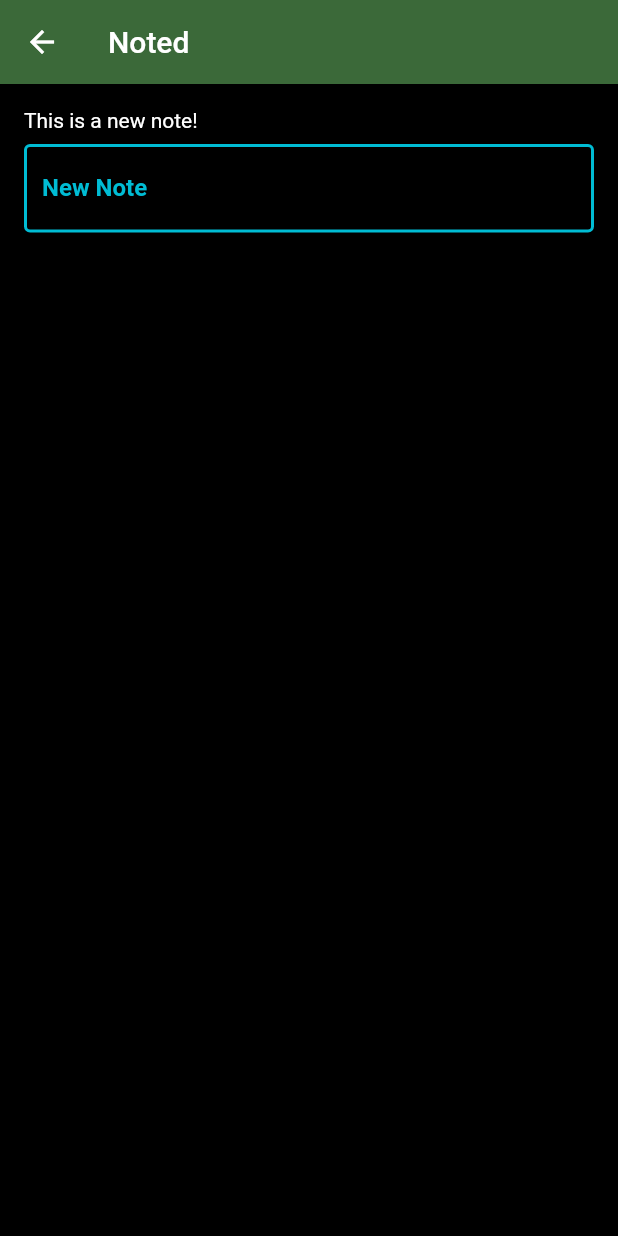
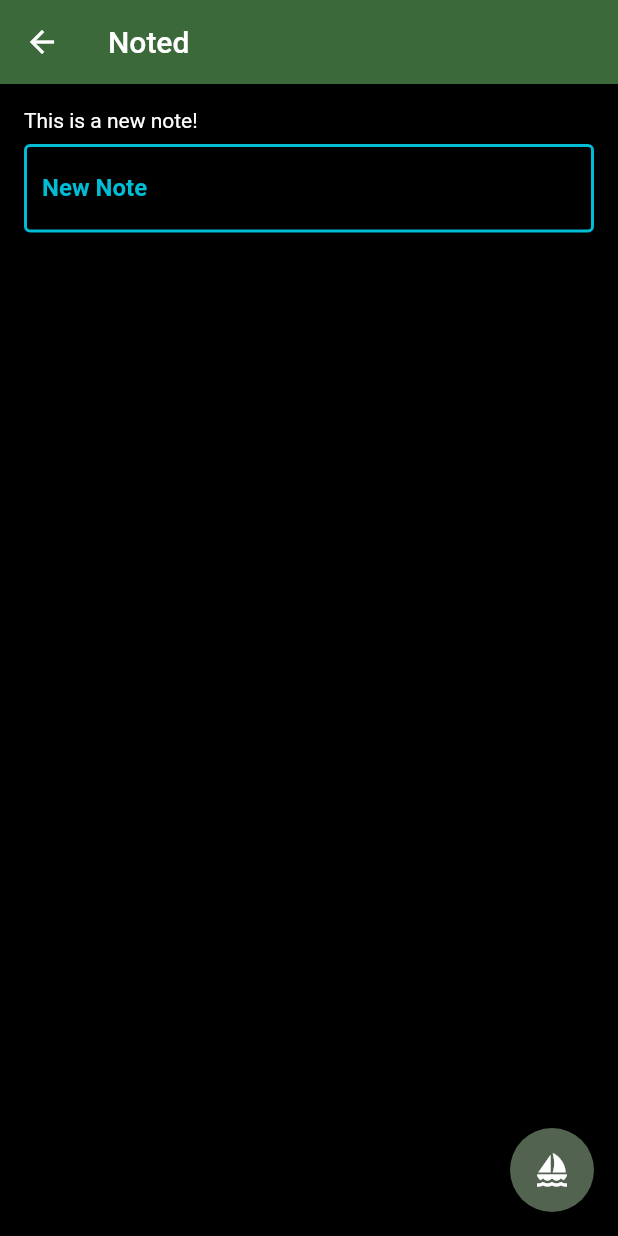
Before and after one commit to firedb/myFightCompanion, a Flutter app: the NoteCreationPage screen opened directly, on a phone screen of 412 x 824 dp. Run offline on Flutter 3.47's test engine with Material 2 defaults, Android fonts, the light colour scheme and no system bars.

Commit message:
small changes

```diff
--- a/my_fight_companion/lib/note_creation.dart
+++ b/my_fight_companion/lib/note_creation.dart
@@ -55,6 +55,9 @@ class _NoteCreationPageState extends State<NoteCreationPage> {
           ],
         ),
       ),
+    floatingActionButton: FloatingActionButton(onPressed: (){},
+    tooltip: 'Save',
+    child: const Icon(Icons.sailing),),
     );
   }
 }
```
